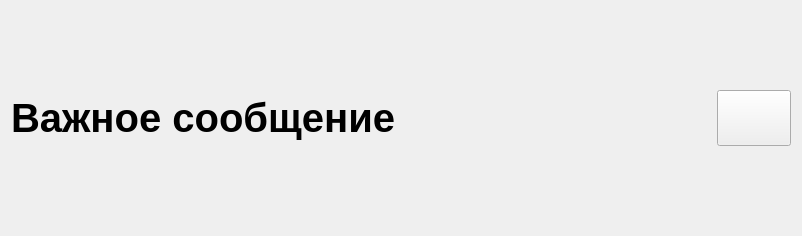
This is messageform.ui in cyrillwork/MassaK as Qt 5 draws it before an edit. The edited form follows.
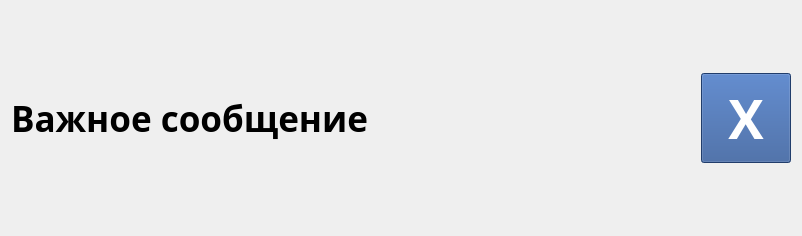
This is the edited form.

```diff
--- a/messageform.ui
+++ b/messageform.ui
@@ -18,8 +18,8 @@
     <widget class="QLabel" name="messageLabel">
      <property name="font">
       <font>
-       <pointsize>30</pointsize>
-       <weight>75</weight>
+       <family>Sans Serif</family>
+       <pointsize>26</pointsize>
        <bold>true</bold>
       </font>
      </property>
@@ -32,23 +32,28 @@
     <widget class="QPushButton" name="closeButton">
      <property name="minimumSize">
       <size>
-       <width>74</width>
-       <height>56</height>
+       <width>90</width>
+       <height>90</height>
       </size>
      </property>
      <property name="maximumSize">
       <size>
-       <width>74</width>
-       <height>56</height>
+       <width>90</width>
+       <height>90</height>
       </size>
      </property>
      <property name="font">
       <font>
-       <pointsize>20</pointsize>
+       <family>Sans Serif</family>
+       <pointsize>40</pointsize>
+       <bold>true</bold>
       </font>
      </property>
+     <property name="styleSheet">
+      <string notr="true">background-color: #2E5596; color: white</string>
+     </property>
      <property name="text">
-      <string/>
+      <string>X</string>
      </property>
     </widget>
    </item>
```
